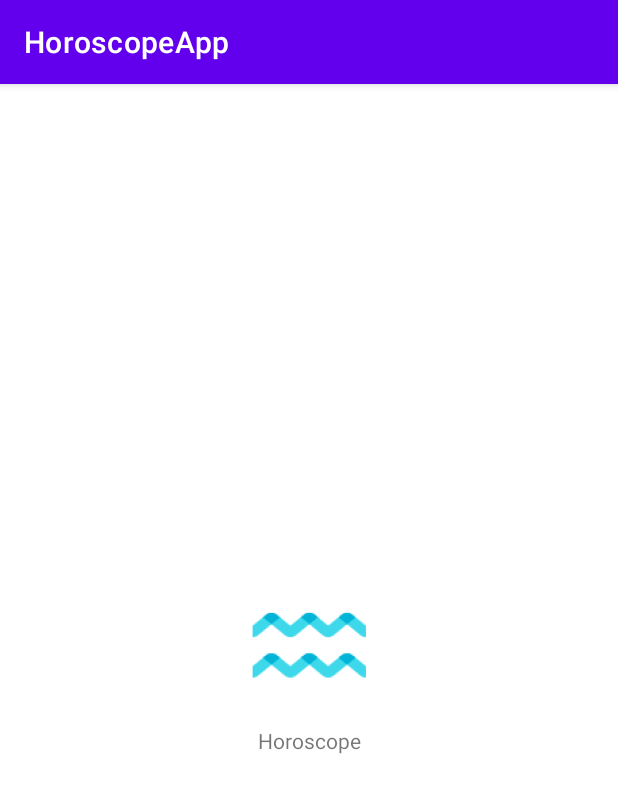
After one commit to Casdelamir/HoroscopeApp, an Android app: the DailyHoroscope screen opened directly, with no data from a screen before it, on a phone screen of 412 x 824 dp. The commit adds this screen. Shown: the top 793 px of the screen. Run offline under Robolectric (Android 15) with nearby library versions, the phone set to English and light mode, and no system bars.

Commit message:
All horoscopes are listed

```diff
--- a/app/src/main/AndroidManifest.xml
+++ b/app/src/main/AndroidManifest.xml
@@ -8,10 +8,13 @@
         android:fullBackupContent="@xml/backup_rules"
         android:icon="@mipmap/ic_icon_app_foreground"
         android:label="@string/app_name"
-        android:roundIcon="@mipmap/ic_icon_app_round"
+        android:roundIcon="@mipmap/ic_icon_app_foreground"
         android:supportsRtl="true"
         android:theme="@style/Theme.HoroscopeApp"
         tools:targetApi="31">
+        <activity
+            android:name=".DailyHoroscope"
+            android:exported="false" />
         <activity
             android:name=".MainActivity"
             android:exported="true">
--- /dev/null
+++ b/app/src/main/java/com/example/horoscopeapp/DailyHoroscope.kt
@@ -0,0 +1,22 @@
+package com.example.horoscopeapp
+
+import androidx.appcompat.app.AppCompatActivity
+import android.os.Bundle
+import android.widget.ImageView
+import android.widget.TextView
+
+class DailyHoroscope : AppCompatActivity() {
+    override fun onCreate(savedInstanceState: Bundle?) {
+
+        val horoscopeList = HoroscopeList()
+        lateinit var imageView: ImageView
+        lateinit var textView: TextView
+
+        super.onCreate(savedInstanceState)
+        setContentView(R.layout.activity_daily_horoscope)
+
+        val id: String? = intent.getStringExtra("ID")
+
+        var horoscope: Horoscope? = horoscopeList.getHoroscopeById(id)
+    }
+}
--- a/app/src/main/java/com/example/horoscopeapp/Horoscope.kt
+++ b/app/src/main/java/com/example/horoscopeapp/Horoscope.kt
@@ -1,6 +1,4 @@
 package com.example.horoscopeapp
 
 class Horoscope (val id:String, val name: Int, val logo:Int, val description:Int ) {
-
-
 }
--- a/app/src/main/java/com/example/horoscopeapp/ViewHolder.kt
+++ b/app/src/main/java/com/example/horoscopeapp/ViewHolder.kt
@@ -3,14 +3,17 @@ package com.example.horoscopeapp
 import android.view.View
 import android.widget.ImageView
 import android.widget.TextView
+import androidx.cardview.widget.CardView
 import androidx.recyclerview.widget.RecyclerView
 
 class ViewHolder(view: View): RecyclerView.ViewHolder(view) {
     val textView: TextView
     val descTextView: TextView
     val imageView: ImageView
+    val card: CardView
 
     init {
+        card = view.findViewById(R.id.card_horoscope)
         textView = view.findViewById(R.id.horoscope_title)
         descTextView = view.findViewById(R.id.horoscope_description)
         imageView = view.findViewById(R.id.icon)
--- /dev/null
+++ b/app/src/main/res/layout/activity_daily_horoscope.xml
@@ -0,0 +1,22 @@
+<?xml version="1.0" encoding="utf-8"?>
+<LinearLayout xmlns:android="http://schemas.android.com/apk/res/android"
+    xmlns:app="http://schemas.android.com/apk/res-auto"
+    xmlns:tools="http://schemas.android.com/tools"
+    android:layout_width="match_parent"
+    android:layout_height="match_parent"
+    tools:context=".DailyHoroscope"
+    android:orientation="vertical"
+    android:gravity="center">
+    <ImageView
+        android:id="@+id/daily_icon"
+        android:layout_width="wrap_content"
+        android:layout_height="wrap_content"
+        app:srcCompat="@mipmap/ic_aquarius_foreground"
+        />
+    <TextView
+        android:id="@+id/daily_name"
+        android:layout_width="match_parent"
+        android:layout_height="wrap_content"
+        android:text="Horoscope"
+        android:textAlignment="center"/>
+</LinearLayout>
--- a/app/src/main/res/layout/item_horoscope_list.xml
+++ b/app/src/main/res/layout/item_horoscope_list.xml
@@ -12,8 +12,7 @@
     android:layout_marginRight="10dp"
     app:cardCornerRadius="15dp"
     app:cardElevation="20dp"
-    android:clickable="true"
-    android:focusable="true">
+    android:clickable="true">
     <LinearLayout
         android:layout_width="match_parent"
         android:layout_height="match_parent"
```
Also changed, not shown: app/src/main/java/com/example/horoscopeapp/HoroscopeList.kt (added, +87 -0 lines), app/src/main/java/com/example/horoscopeapp/MainActivity.kt (+14 -17 lines), app/src/main/java/com/example/horoscopeapp/RecyclerAdapter.kt (+8 -1 lines).
